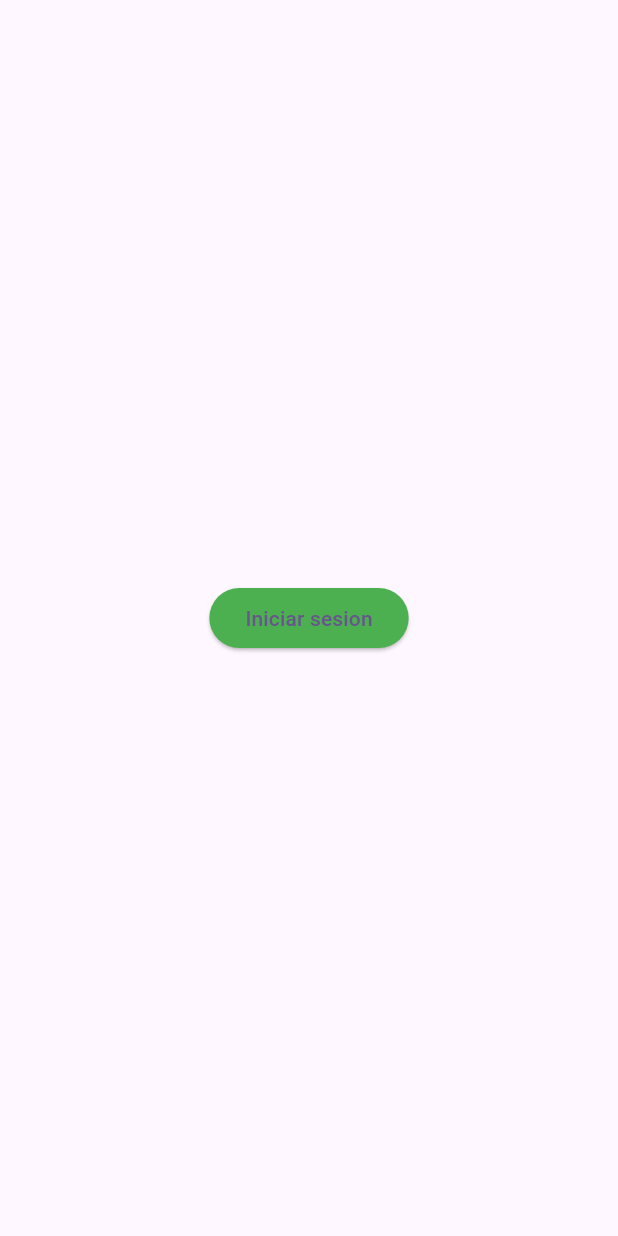
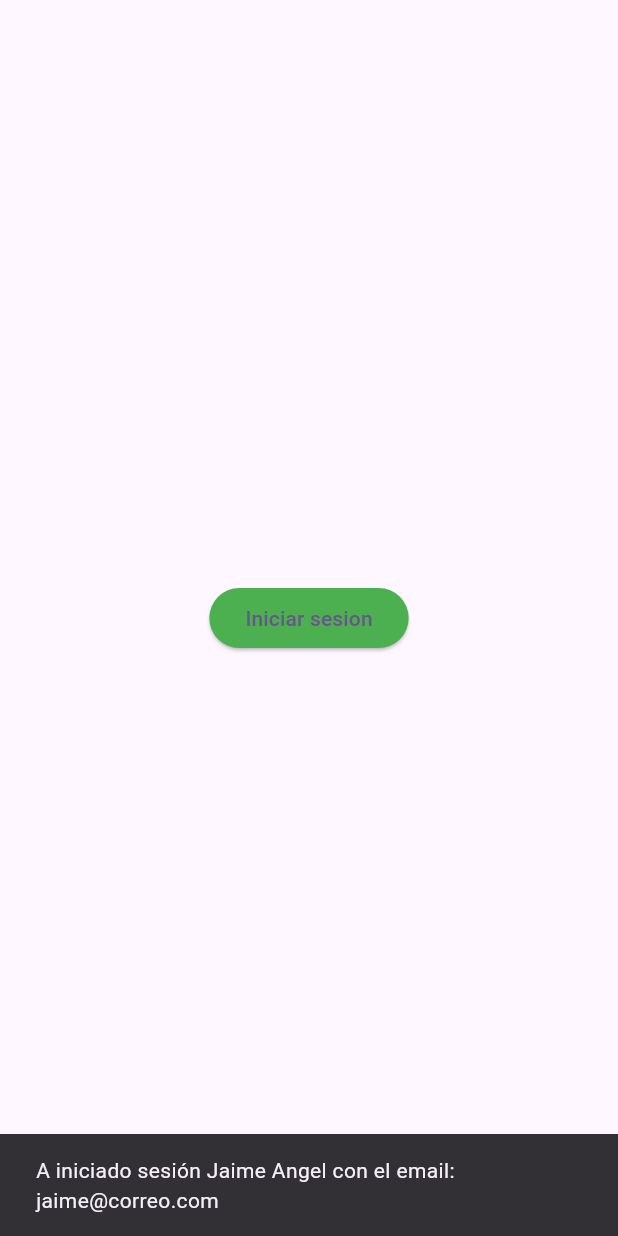
Before and after one commit to J4ngel/cat_app_flutter, a Flutter app: the screen it shows after launch, after a tap on "Iniciar sesion", on a phone screen of 412 x 824 dp. Run offline on Flutter 3.47's test engine with Material 2 defaults, Android fonts, the light colour scheme and no system bars; our stand-ins replace dartz, equatable, flutter_bloc, go_router.

Commit message:
feat: Se implementa la capa infrastructure y domain

```diff
--- /dev/null
+++ b/lib/core/exceptions/failure.dart
@@ -0,0 +1 @@
+abstract interface class Failure implements Exception{}
--- /dev/null
+++ b/lib/core/exceptions/server_failure.dart
@@ -0,0 +1,5 @@
+import 'package:cat_app_flutter/core/exceptions/failure.dart';
+
+class ServerFailure implements Failure{
+
+}
--- a/lib/features/authentication/application/bloc/welcome/welcome_bloc.dart
+++ b/lib/features/authentication/application/bloc/welcome/welcome_bloc.dart
@@ -1,5 +1,7 @@
 import 'dart:async';
 
+import 'package:cat_app_flutter/core/exceptions/failure.dart';
+import 'package:cat_app_flutter/features/authentication/domain/use_cases/get_user_use_case.dart';
 import 'package:equatable/equatable.dart';
 import 'package:flutter_bloc/flutter_bloc.dart';
 
@@ -7,12 +9,22 @@ part 'welcome_event.dart';
 part 'welcome_state.dart';
 
 class WelcomeBloc extends Bloc<WelcomeEvent, WelcomeState> {
-  WelcomeBloc(): super(const InitialState()){
+  WelcomeBloc({
+    required this.getUserUseCase
+}): super(const InitialState()){
     on<LoginUserEvent>(_onLoginUserEvent);
+    on<GetUserEvent>(_onGetUserEvent);
   }
 
+  final GetUserUseCase getUserUseCase;
 
   FutureOr<void> _onLoginUserEvent(LoginUserEvent event, Emitter<WelcomeState> emit) {
-    emit(const AuthenticationSuccessState());
+    emit(const AuthenticationSuccessState(contentNotification: 'El usuario ha iniciado sesión'));
+  }
+
+  FutureOr<void> _onGetUserEvent(GetUserEvent event, Emitter<WelcomeState> emit) async {
+    emit(const LoadingState(load: true));
+    final response = await getUserUseCase(event.email, event.phone);
+    response.fold((success) => emit(AuthenticationSuccessState(contentNotification: 'A iniciado sesión ${success.name} con el email: ${success.email}')), (failure) => emit(FailureGetUserState(failure: failure)));
   }
 }
--- a/lib/features/authentication/application/bloc/welcome/welcome_event.dart
+++ b/lib/features/authentication/application/bloc/welcome/welcome_event.dart
@@ -7,3 +7,13 @@ sealed class WelcomeEvent {
 final class LoginUserEvent extends WelcomeEvent {
   const LoginUserEvent();
 }
+
+final class GetUserEvent extends WelcomeEvent {
+  const GetUserEvent({
+    required this.email,
+    required this.phone
+});
+
+  final String email;
+  final String phone;
+}
--- a/lib/features/authentication/application/bloc/welcome/welcome_state.dart
+++ b/lib/features/authentication/application/bloc/welcome/welcome_state.dart
@@ -12,5 +12,23 @@ final class InitialState extends WelcomeState {
 }
 
 final class AuthenticationSuccessState  extends WelcomeState {
-  const AuthenticationSuccessState();
+  const AuthenticationSuccessState({required this.contentNotification});
+
+  final String contentNotification;
 }
+
+final class LoadingState extends WelcomeState{
+  const LoadingState({required this.load});
+
+  final bool load;
+}
+
+final class GetUserState extends WelcomeState{
+  const GetUserState();
+}
+
+final class FailureGetUserState extends WelcomeState{
+  const FailureGetUserState({required this.failure});
+
+  final Failure failure;
+}
--- /dev/null
+++ b/lib/features/authentication/domain/entities/user_entity.dart
@@ -0,0 +1,13 @@
+class UserEntity {
+  const UserEntity({
+    required this.email,
+    this.name,
+    required this.birthdate,
+    required this.phone
+  });
+
+  final String email;
+  final String? name;
+  final DateTime birthdate;
+  final String phone;
+}
--- /dev/null
+++ b/lib/features/authentication/domain/repositories/user_repository.dart
@@ -0,0 +1,9 @@
+import 'package:cat_app_flutter/core/exceptions/failure.dart';
+import 'package:cat_app_flutter/features/authentication/domain/entities/user_entity.dart';
+import 'package:dartz/dartz.dart';
+
+abstract class UserRepository {
+  Future<Either<UserEntity, Failure>> getUser(String email, String phone);
+
+  Future<Either<bool, Failure>> createUser(UserEntity user);
+}
--- /dev/null
+++ b/lib/features/authentication/domain/use_cases/create_user_use_case.dart
@@ -0,0 +1,19 @@
+import 'package:cat_app_flutter/core/exceptions/failure.dart';
+import 'package:cat_app_flutter/core/exceptions/server_failure.dart';
+import 'package:cat_app_flutter/features/authentication/domain/entities/user_entity.dart';
+import 'package:cat_app_flutter/features/authentication/domain/repositories/user_repository.dart';
+import 'package:dartz/dartz.dart';
+
+class CreateUserUseCase{
+  CreateUserUseCase({required this.userRepository});
+
+  final UserRepository userRepository;
+
+  Future<Either<bool, Failure>> call(UserEntity user) async {
+    final userExist = await userRepository.getUser(user.email, '${user.phone}-${user.email}');
+    return userExist.fold(
+      (success)=> userRepository.createUser(user),
+      (failure)=>  Right(ServerFailure())
+    );
+  }
+}
--- /dev/null
+++ b/lib/features/authentication/domain/use_cases/get_user_use_case.dart
@@ -0,0 +1,14 @@
+import 'package:cat_app_flutter/core/exceptions/failure.dart';
+import 'package:cat_app_flutter/features/authentication/domain/entities/user_entity.dart';
+import 'package:cat_app_flutter/features/authentication/domain/repositories/user_repository.dart';
+import 'package:dartz/dartz.dart';
+
+class GetUserUseCase {
+  GetUserUseCase({required this.userRepository});
+
+  final UserRepository userRepository;
+
+  Future<Either<UserEntity, Failure>> call(String email, String phone){
+    return userRepository.getUser(email, phone);
+  }
+}
--- /dev/null
+++ b/lib/features/authentication/infrastructure/data_sources/implementations/remote/user_remote_data_source_Impl.dart
@@ -0,0 +1,20 @@
+import 'package:cat_app_flutter/features/authentication/infrastructure/data_sources/interfaces/remote/user_remote_data_source.dart';
+import 'package:cat_app_flutter/features/authentication/infrastructure/models/user_model.dart';
+
+class UserRemoteDataSourceImpl implements UserRemoteDataSource {
+  @override
+  Future<UserModel> getUser(String id) {
+    return Future.delayed(
+      const Duration(milliseconds: 600),
+        ()=>UserModel.fromMap(_mockData)
+    );
+  }
+
+  final _mockData = {
+    'id':'3041234566-jaime@correo.com',
+    'email': 'jaime@correo.com',
+    'name': 'Jaime Angel',
+    'birthdate': DateTime.now().toString(),
+    'phone': '3041234566'
+  };
+}
--- /dev/null
+++ b/lib/features/authentication/infrastructure/data_sources/interfaces/remote/user_remote_data_source.dart
@@ -0,0 +1,5 @@
+import 'package:cat_app_flutter/features/authentication/infrastructure/models/user_model.dart';
+
+abstract class UserRemoteDataSource {
+  Future<UserModel> getUser(String id);
+}
--- /dev/null
+++ b/lib/features/authentication/infrastructure/gateways/user_gateway.dart
@@ -0,0 +1,29 @@
+import 'package:cat_app_flutter/core/exceptions/failure.dart';
+import 'package:cat_app_flutter/core/exceptions/server_failure.dart';
+import 'package:cat_app_flutter/features/authentication/domain/entities/user_entity.dart';
+import 'package:cat_app_flutter/features/authentication/domain/repositories/user_repository.dart';
+import 'package:cat_app_flutter/features/authentication/infrastructure/data_sources/interfaces/remote/user_remote_data_source.dart';
+import 'package:dartz/dartz.dart';
+
+class UserGateway implements UserRepository{
+  UserGateway({required this.userRemoteDataSource});
+  final UserRemoteDataSource userRemoteDataSource;
+
+  @override
+  Future<Either<bool, Failure>> createUser(UserEntity user) {
+    // TODO: implement createUser
+    throw UnimplementedError();
+  }
+
+  @override
+  Future<Either<UserEntity, Failure>> getUser(String email, String phone) async {
+    try {
+      final request = await userRemoteDataSource.getUser('$email-$phone');
+      return Left(request);
+
+    }on ServerFailure{
+      return Right(ServerFailure());
+    }
+  }
+
+}
--- /dev/null
+++ b/lib/features/authentication/infrastructure/models/user_model.dart
@@ -0,0 +1,36 @@
+import 'package:cat_app_flutter/features/authentication/domain/entities/user_entity.dart';
+
+class UserModel extends UserEntity{
+  UserModel({
+    required super.email,
+    required super.birthdate,
+    required super.phone,
+    required this.id,
+    super.name
+  });
+
+  factory UserModel.fromMap(Map<String, dynamic> json) => UserModel(
+      email: json[_emailCodingKey],
+      birthdate: DateTime.parse(json[_birthdayCodingKey]),
+      phone: json[_phoneCodingKey],
+      id: json[_idCodingKey],
+      name: json[_nameCodingKey]
+  );
+
+  Map<String, dynamic> toMap()=>{
+    _idCodingKey: id,
+    _emailCodingKey: email,
+    _birthdayCodingKey: birthdate,
+    _phoneCodingKey: phone,
+    _nameCodingKey: name
+  };
+
+  final String id;
+
+  // coding keys
+  static const String _idCodingKey = 'id';
+  static const String _phoneCodingKey = 'phone';
+  static const String _emailCodingKey = 'email';
+  static const String _birthdayCodingKey = 'birthdate';
+  static const String _nameCodingKey = 'name';
+}
--- a/lib/features/authentication/presentation/screens/welcome_screen.dart
+++ b/lib/features/authentication/presentation/screens/welcome_screen.dart
@@ -1,4 +1,7 @@
 import 'package:cat_app_flutter/features/authentication/application/bloc/welcome/welcome_bloc.dart';
+import 'package:cat_app_flutter/features/authentication/domain/use_cases/get_user_use_case.dart';
+import 'package:cat_app_flutter/features/authentication/infrastructure/data_sources/implementations/remote/user_remote_data_source_Impl.dart';
+import 'package:cat_app_flutter/features/authentication/infrastructure/gateways/user_gateway.dart';
 import 'package:cat_app_flutter/features/authentication/utils/constants/authentications_strings.dart';
 import 'package:flutter/material.dart';
 import 'package:flutter_bloc/flutter_bloc.dart';
@@ -9,8 +12,11 @@ class WelcomeScreen extends StatelessWidget {
   @override
   Widget build(BuildContext context) {
     return BlocProvider(
-      create: (_) => WelcomeBloc(),
-      child: Scaffold(
+      create: (_) => WelcomeBloc(
+          getUserUseCase: GetUserUseCase(
+              userRepository: UserGateway(
+                  userRemoteDataSource: UserRemoteDataSourceImpl()))),
+      child: const Scaffold(
         body: _View(),
       ),
     );
@@ -33,23 +39,25 @@ class _ViewState extends State<_View> {
       listener: _listener,
       child: Center(
         child: ElevatedButton(
-            style: ElevatedButton.styleFrom(
-              backgroundColor: colorButton
-            ),
+            style: ElevatedButton.styleFrom(backgroundColor: colorButton),
             onPressed: () {
-              context.read<WelcomeBloc>().add(const LoginUserEvent());
+              context.read<WelcomeBloc>().add(const GetUserEvent(
+                  email: 'jaime@correo.co', phone: '3041234564'));
             },
-            child: Text(
-                AuthenticationStrings.I.login
-            )
-        ),
+            child: Text(AuthenticationStrings.I.login)),
       ),
     );
   }
 
   void _listener(BuildContext context, state) {
-    if(state is AuthenticationSuccessState) {
+    if (state is AuthenticationSuccessState) {
       print("Cambió estado");
+      ScaffoldMessenger.of(context).showSnackBar(
+        SnackBar(
+            content: Text(state.contentNotification),
+          duration: Duration(seconds: 3),
+        )
+      );
       setState(() {
         colorButton = Colors.green;
       });
```
